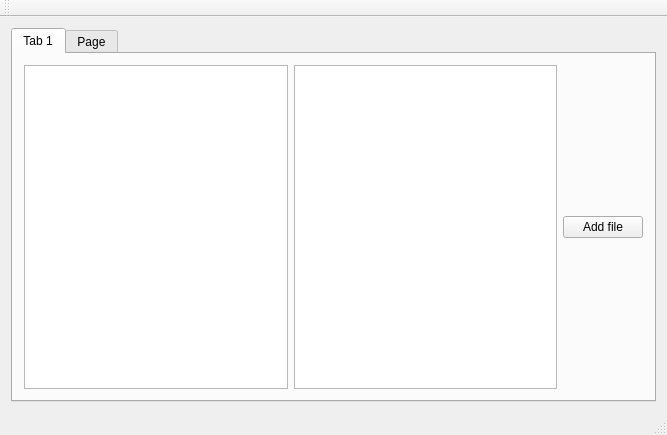
Old version of the form res/layout/mainwindow.ui in the repository oxycoon/Thesis-NeuralNetwork.
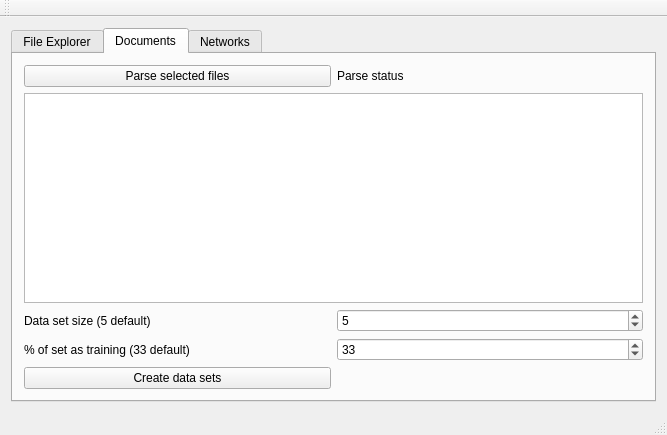
New version of the form. The open tabs and pages were chosen to show the change.

Diff of the .ui file:
```diff
--- a/res/layout/mainwindow.ui
+++ b/res/layout/mainwindow.ui
@@ -22,7 +22,7 @@
       </property>
       <widget class="QWidget" name="fileTab">
        <attribute name="title">
-        <string>Tab 1</string>
+        <string>File Explorer</string>
        </attribute>
        <layout class="QHBoxLayout" name="horizontalLayout">
         <item>
@@ -47,9 +47,85 @@
         </item>
        </layout>
       </widget>
+      <widget class="QWidget" name="tab_2">
+       <attribute name="title">
+        <string>Documents</string>
+       </attribute>
+       <layout class="QGridLayout" name="gridLayout_4">
+        <item row="0" column="0" rowspan="3">
+         <layout class="QGridLayout" name="gridLayout_2" columnminimumwidth="0"/>
+        </item>
+        <item row="0" column="1">
+         <widget class="QPushButton" name="pushButton_3">
+          <property name="text">
+           <string>Parse selected files</string>
+          </property>
+         </widget>
+        </item>
+        <item row="0" column="2">
+         <widget class="QLabel" name="label_3">
+          <property name="text">
+           <string>Parse status</string>
+          </property>
+         </widget>
+        </item>
+        <item row="1" column="1" colspan="2">
+         <widget class="QPlainTextEdit" name="text_parseConsole">
+          <property name="readOnly">
+           <bool>true</bool>
+          </property>
+          <property name="plainText">
+           <string/>
+          </property>
+         </widget>
+        </item>
+        <item row="2" column="1" colspan="2">
+         <layout class="QGridLayout" name="gridLayout_3">
+          <item row="2" column="0">
+           <widget class="QPushButton" name="pushButton_4">
+            <property name="text">
+             <string>Create data sets</string>
+            </property>
+           </widget>
+          </item>
+          <item row="0" column="0">
+           <widget class="QLabel" name="label">
+            <property name="text">
+             <string>Data set size (5 default)</string>
+            </property>
+           </widget>
+          </item>
+          <item row="0" column="1">
+           <widget class="QSpinBox" name="spinBox">
+            <property name="maximum">
+             <number>10</number>
+            </property>
+            <property name="value">
+             <number>5</number>
+            </property>
+           </widget>
+          </item>
+          <item row="1" column="1">
+           <widget class="QSpinBox" name="spinBox_2">
+            <property name="value">
+             <number>33</number>
+            </property>
+           </widget>
+          </item>
+          <item row="1" column="0">
+           <widget class="QLabel" name="label_2">
+            <property name="text">
+             <string>% of set as training (33 default)</string>
+            </property>
+           </widget>
+          </item>
+         </layout>
+        </item>
+       </layout>
+      </widget>
       <widget class="QWidget" name="tab">
        <attribute name="title">
-        <string>Page</string>
+        <string>Networks</string>
        </attribute>
        <widget class="QListWidget" name="listWidget">
         <property name="geometry">
```
Left out of the diff: 19 changed lines with no effect on the pictures.
